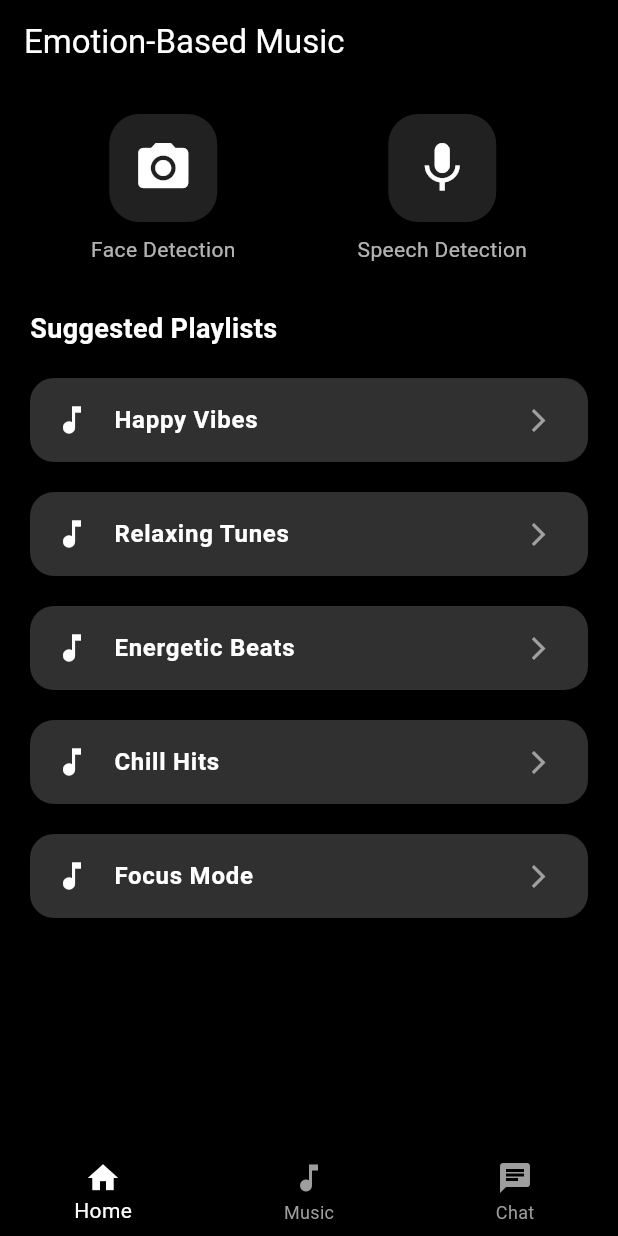
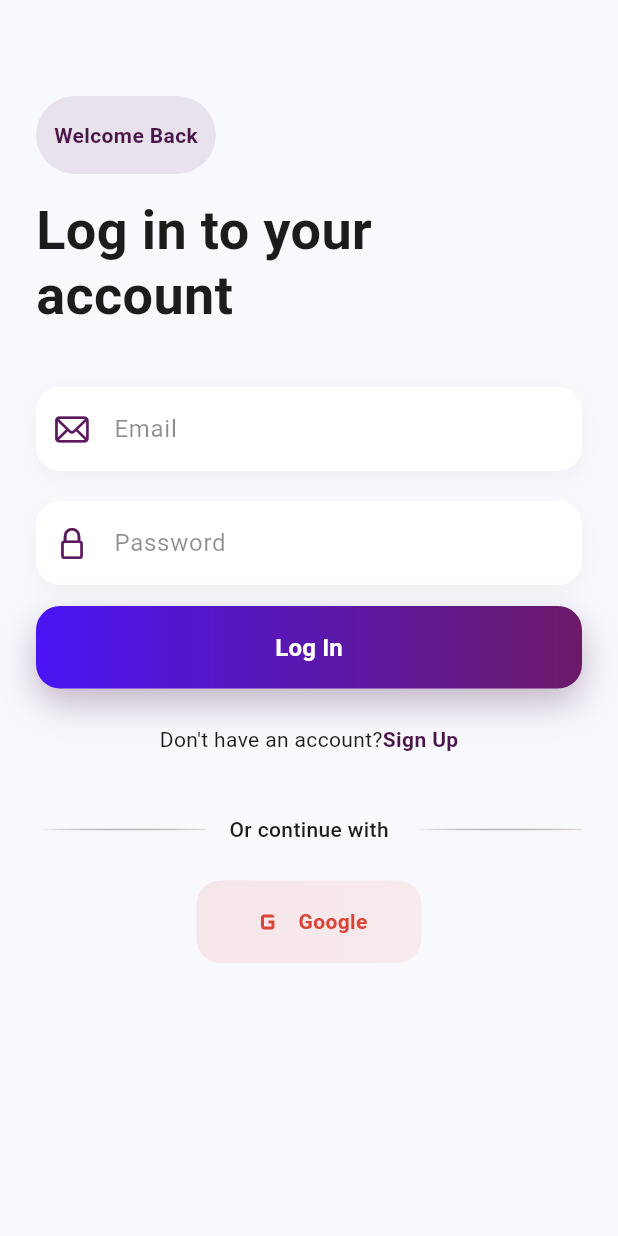
Before and after one commit to Md-LatifurRatul/emotion_detection_playlist, a Flutter app: the screen it shows after launch, on a phone screen of 412 x 824 dp. Run offline on Flutter 3.47's test engine with Material 3 defaults, Android fonts, the phone set to English and light mode, and no system bars; our stand-ins replace animate_do; key blocks and very long unbroken strings in the code were emptied for the run.

Commit message:
add auth screen

```diff
--- a/lib/app.dart
+++ b/lib/app.dart
@@ -1,4 +1,4 @@
-import 'package:emotion_music_app/ui/screens/main_bottom_nav_bar_screen.dart';
+import 'package:emotion_music_app/ui/screens/auth/auth_screen.dart';
 import 'package:flutter/material.dart';
 
 class EmotionDetecterPlaylistApp extends StatelessWidget {
@@ -10,7 +10,8 @@ class EmotionDetecterPlaylistApp extends StatelessWidget {
       debugShowCheckedModeBanner: false,
 
       title: "Emotion Playlist App",
-      home: const MainBottomNavBarScreen(),
+      home: AuthScreen(),
+      // home: const MainBottomNavBarScreen(),
       // home: MusicPlayerScreen(),
     );
   }
--- /dev/null
+++ b/lib/ui/screens/auth/auth_screen.dart
@@ -0,0 +1,31 @@
+import 'package:emotion_music_app/ui/screens/auth/login_screen.dart';
+import 'package:emotion_music_app/ui/screens/auth/sign_up_screen.dart';
+import 'package:flutter/material.dart';
+
+class AuthScreen extends StatefulWidget {
+  const AuthScreen({super.key});
+
+  @override
+  State<AuthScreen> createState() => _AuthScreenState();
+}
+
+class _AuthScreenState extends State<AuthScreen> {
+  bool showLogin = true;
+
+  void toggleAuth() {
+    setState(() {
+      showLogin = !showLogin;
+    });
+  }
+
+  @override
+  Widget build(BuildContext context) {
+    return AnimatedSwitcher(
+      duration: Duration(milliseconds: 500),
+      child:
+          showLogin
+              ? LoginScreen(key: ValueKey("login"), onSignUpTap: toggleAuth)
+              : SignUpScreen(key: ValueKey('signup'), onLoginTap: toggleAuth),
+    );
+  }
+}
--- /dev/null
+++ b/lib/ui/screens/auth/login_screen.dart
@@ -0,0 +1,241 @@
+import 'package:animate_do/animate_do.dart';
+import 'package:emotion_music_app/ui/widgets/custom_auth_button.dart';
+import 'package:emotion_music_app/ui/widgets/custom_text_field.dart';
+import 'package:flutter/cupertino.dart';
+import 'package:flutter/material.dart';
+
+class LoginScreen extends StatelessWidget {
+  final VoidCallback onSignUpTap;
+
+  const LoginScreen({super.key, required this.onSignUpTap});
+
+  @override
+  Widget build(BuildContext context) {
+    return Scaffold(
+      backgroundColor: Color(0xFFF8F9FD),
+      body: SafeArea(
+        child: SingleChildScrollView(
+          child: Padding(
+            padding: EdgeInsets.all(24),
+
+            child: Column(
+              crossAxisAlignment: CrossAxisAlignment.start,
+              children: [
+                SizedBox(height: 40),
+                _buildLoginHeaderSection(),
+                SizedBox(height: 40),
+                FadeInUp(
+                  duration: Duration(milliseconds: 600),
+                  child: Column(
+                    children: [
+                      CustomTextField(
+                        icon: CupertinoIcons.mail,
+                        hintText: "Email",
+                        isPassword: false,
+                        gradientColor: [Color(0xFF4A154B), Color(0xFF6B1A6B)],
+                      ),
+                      SizedBox(height: 20),
+
+                      CustomTextField(
+                        icon: CupertinoIcons.lock,
+                        hintText: "Password",
+
+                        isPassword: true,
+                        gradientColor: [Color(0xFF4A154B), Color(0xFF6B1A6B)],
+                      ),
+                    ],
+                  ),
+                ),
+
+                SizedBox(height: 14),
+
+                FadeInUp(
+                  duration: Duration(milliseconds: 600),
+                  delay: Duration(milliseconds: 400),
+                  child: CustomAuthButton(onPressed: () {}, text: "Log In"),
+                ),
+                SizedBox(height: 24),
+                FadeIn(
+                  duration: Duration(milliseconds: 600),
+                  delay: Duration(milliseconds: 400),
+
+                  child: Row(
+                    mainAxisAlignment: MainAxisAlignment.center,
+                    children: [
+                      Text(
+                        "Don't have an account?",
+
+                        style: TextStyle(color: Color(0xFF1D1C1D)),
+                      ),
+
+                      GestureDetector(
+                        onTap: onSignUpTap,
+
+                        child: Text(
+                          "Sign Up",
+                          style: TextStyle(
+                            color: Color(0xFF4A154B),
+                            fontWeight: FontWeight.bold,
+                          ),
+                        ),
+                      ),
+                    ],
+                  ),
+                ),
+                SizedBox(height: 40),
+                _buildLoginBottomSection(),
+              ],
+            ),
+          ),
+        ),
+      ),
+    );
+  }
+
+  Widget _buildLoginHeaderSection() {
+    return FadeInDown(
+      duration: Duration(microseconds: 500),
+      child: Column(
+        crossAxisAlignment: CrossAxisAlignment.start,
+        children: [
+          Container(
+            padding: EdgeInsets.symmetric(horizontal: 12, vertical: 16),
+            decoration: BoxDecoration(
+              color: Color(0xFF4A154B).withValues(alpha: 0.1),
+              borderRadius: BorderRadius.circular(30),
+            ),
+            child: Text(
+              'Welcome Back',
+
+              style: TextStyle(
+                color: Color(0xFF4A1548),
+
+                fontWeight: FontWeight.w600,
+              ),
+            ),
+          ),
+          SizedBox(height: 16),
+          Text(
+            'Log in to your\naccount',
+
+            style: TextStyle(
+              color: Color(0xFF1D1C1D),
+              height: 1.2,
+              fontSize: 36,
+
+              fontWeight: FontWeight.w600,
+            ),
+          ),
+        ],
+      ),
+    );
+  }
+
+  Widget _buildLoginBottomSection() {
+    return FadeInUp(
+      duration: Duration(milliseconds: 600),
+      delay: Duration(milliseconds: 800),
+
+      child: Column(
+        children: [
+          Row(
+            children: [
+              Expanded(
+                child: Container(
+                  height: 1,
+
+                  decoration: BoxDecoration(
+                    gradient: LinearGradient(
+                      colors: [Colors.transparent, Color(0xFFE8E0E0)],
+                    ),
+                  ),
+                ),
+              ),
+
+              Padding(
+                padding: EdgeInsets.symmetric(horizontal: 16),
+
+                child: Text(
+                  "Or continue with",
+                  style: TextStyle(
+                    color: Color(0xFF1D1C1D),
+
+                    fontWeight: FontWeight.w500,
+                  ),
+                ),
+              ),
+
+              Expanded(
+                child: Container(
+                  height: 1,
+
+                  decoration: BoxDecoration(
+                    gradient: LinearGradient(
+                      colors: [Colors.transparent, Color(0xFFE8E0E0)],
+                    ),
+                  ),
+                ),
+              ),
+            ],
+          ),
+          SizedBox(height: 24),
+
+          Row(
+            mainAxisAlignment: MainAxisAlignment.spaceEvenly,
+            children: [
+              ElasticIn(
+                duration: Duration(milliseconds: 800),
+                delay: Duration(milliseconds: 1000),
+                child: _buildSocialButton(
+                  icon: Icons.g_mobiledata,
+                  label: "Google",
+                  gradientColors: [Color(0xFFDB4437), Color(0xFFF66D5B)],
+                ),
+              ),
+            ],
+          ),
+        ],
+      ),
+    );
+  }
+
+  Widget _buildSocialButton({
+    required IconData icon,
+    required String label,
+    required List<Color> gradientColors,
+  }) {
+    return Container(
+      height: 55,
+      width: 150,
+
+      decoration: BoxDecoration(
+        gradient: LinearGradient(
+          colors: [
+            gradientColors[0].withValues(alpha: 0.1),
+            gradientColors[1].withValues(alpha: 0.1),
+          ],
+          begin: Alignment.centerLeft,
+          end: Alignment.centerRight,
+        ),
+
+        borderRadius: BorderRadius.circular(16),
+      ),
+      child: Row(
+        mainAxisAlignment: MainAxisAlignment.center,
+        children: [
+          Icon(icon, color: gradientColors[0]),
+
+          SizedBox(width: 8),
+          Text(
+            label,
+            style: TextStyle(
+              color: gradientColors[0],
+
+              fontWeight: FontWeight.bold,
+            ),
+          ),
+        ],
+      ),
+    );
+  }
+}
--- /dev/null
+++ b/lib/ui/widgets/custom_auth_button.dart
@@ -0,0 +1,52 @@
+import 'package:flutter/material.dart';
+
+class CustomAuthButton extends StatelessWidget {
+  final VoidCallback onPressed;
+  final String text;
+  const CustomAuthButton({
+    super.key,
+    required this.onPressed,
+    required this.text,
+  });
+
+  @override
+  Widget build(BuildContext context) {
+    return Container(
+      width: double.infinity,
+      height: 55,
+      decoration: BoxDecoration(
+        gradient: LinearGradient(
+          colors: [Color(0xFF4A15F4), Color(0xFF6B1A68)],
+
+          begin: Alignment.centerLeft,
+          end: Alignment.centerRight,
+        ),
+        borderRadius: BorderRadius.circular(16),
+        boxShadow: [
+          BoxShadow(
+            color: Color(0xFF4A154B).withValues(alpha: 0.3),
+            blurRadius: 20,
+            offset: Offset(0, 10),
+          ),
+        ],
+      ),
+      child: ElevatedButton(
+        style: ElevatedButton.styleFrom(
+          foregroundColor: Colors.white,
+          backgroundColor: Colors.transparent,
+          shadowColor: Colors.transparent,
+
+          shape: RoundedRectangleBorder(
+            borderRadius: BorderRadius.circular(16),
+          ),
+        ),
+
+        onPressed: onPressed,
+        child: Text(
+          text,
+          style: TextStyle(fontSize: 16, fontWeight: FontWeight.bold),
+        ),
+      ),
+    );
+  }
+}
--- /dev/null
+++ b/lib/ui/widgets/custom_text_field.dart
@@ -0,0 +1,54 @@
+import 'package:flutter/material.dart';
+
+class CustomTextField extends StatelessWidget {
+  final IconData icon;
+  final String hintText;
+  final bool isPassword;
+  final List<Color> gradientColor;
+  const CustomTextField({
+    super.key,
+    required this.icon,
+    required this.hintText,
+    required this.isPassword,
+    required this.gradientColor,
+  });
+
+  @override
+  Widget build(BuildContext context) {
+    return Container(
+      decoration: BoxDecoration(
+        color: Colors.white,
+        borderRadius: BorderRadius.circular(16),
+        boxShadow: [
+          BoxShadow(
+            color: Colors.grey.withValues(alpha: 0.1),
+            blurRadius: 10,
+            offset: Offset(0, 5),
+          ),
+        ],
+      ),
+      child: TextField(
+        obscureText: isPassword,
+        style: TextStyle(color: Color(0xFF1D1C1D)),
+        decoration: InputDecoration(
+          prefixIcon: ShaderMask(
+            shaderCallback:
+                (bounds) => LinearGradient(
+                  colors: gradientColor,
+                  begin: Alignment.topLeft,
+                  end: Alignment.bottomRight,
+                ).createShader(bounds),
+            child: Icon(icon, color: Colors.white),
+          ),
+          border: OutlineInputBorder(
+            borderRadius: BorderRadius.circular(16),
+            borderSide: BorderSide.none,
+          ),
+          hintText: hintText,
+          hintStyle: TextStyle(color: Color(0xFF1D1D1D).withValues(alpha: 0.5)),
+          contentPadding: EdgeInsets.symmetric(horizontal: 20, vertical: 16),
+        ),
+      ),
+    );
+  }
+}
--- a/pubspec.yaml
+++ b/pubspec.yaml
@@ -36,6 +36,7 @@ dependencies:
   cupertino_icons: ^1.0.8
   flutter_svg: ^2.0.17
   font_awesome_flutter: ^10.8.0
+  animate_do: ^4.2.0
 
 dev_dependencies:
   flutter_test:
```
Also changed, not shown: lib/ui/screens/auth/sign_up_screen.dart (added, +261 -0 lines), pubspec.lock.
